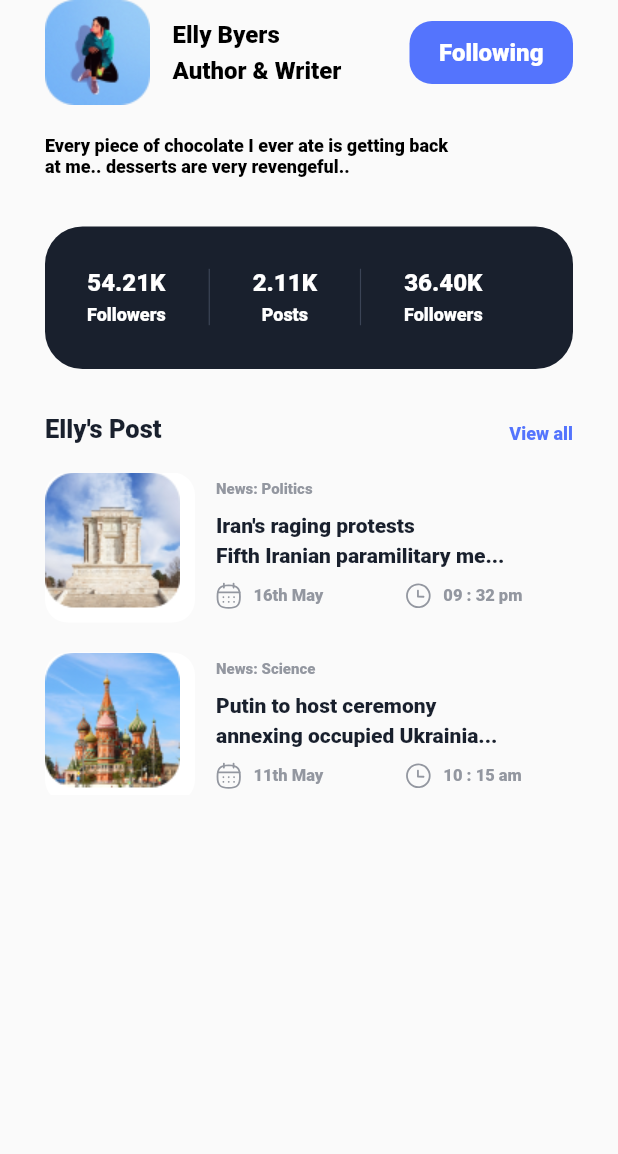
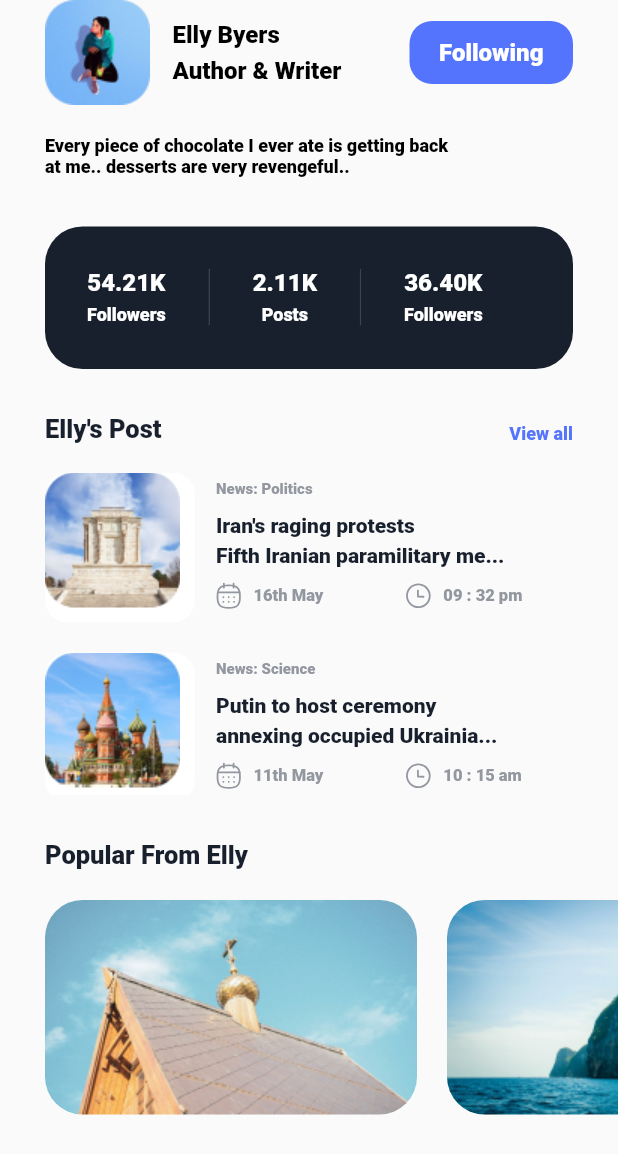
Before and after one commit to Emyeeeel/mobile_news_app, a Flutter app: the screen it shows after launch, on a phone screen of 412 x 824 dp. Shown: the top 1154 px of the screen. Run offline on Flutter 3.47's test engine with Material 2 defaults, Android fonts, the phone set to English and light mode, and no system bars; our stand-ins replace device_preview, flutter_svg; Roboto replaces fonts that are missing (Gellix).

Commit message:
added horizontal listview widget for screen 3 and finalized tha layout for screen 3

```diff
--- a/lib/listviewWidgets.dart
+++ b/lib/listviewWidgets.dart
@@ -716,3 +716,49 @@ class VerticalList_2 extends StatelessWidget {
     );
   }
 }
+
+class HorizontalList3 extends StatelessWidget {
+  @override
+  Widget build(BuildContext context) {
+    return Padding(
+      padding: const EdgeInsets.fromLTRB(0, 0, 20, 0),
+      child: SizedBox(
+          width: 248,
+          height: 143,
+          child: Stack(
+            children: [
+              Container(
+                  width: 248,
+                  height: 143,
+                  decoration: BoxDecoration(
+                      borderRadius: BorderRadius.circular(25),
+                      image: const DecorationImage(
+                          image: AssetImage('assets/png/listview4.png')))),
+            ],
+          )),
+    );
+  }
+}
+
+class HorizontalList3_2 extends StatelessWidget {
+  @override
+  Widget build(BuildContext context) {
+    return Padding(
+      padding: const EdgeInsets.fromLTRB(0, 0, 20, 0),
+      child: SizedBox(
+          width: 248,
+          height: 143,
+          child: Stack(
+            children: [
+              Container(
+                  width: 248,
+                  height: 143,
+                  decoration: BoxDecoration(
+                      borderRadius: BorderRadius.circular(25),
+                      image: const DecorationImage(
+                          image: AssetImage('assets/png/listview4_2.png')))),
+            ],
+          )),
+    );
+  }
+}
--- a/lib/screens/screen3.dart
+++ b/lib/screens/screen3.dart
@@ -15,8 +15,13 @@ class _ProfilescreenState extends State<Profilescreen> {
   Widget build(BuildContext context) {
     return Scaffold(
       body: SafeArea(
+          top: true,
+          left: false,
+          bottom: false,
+          right: false,
           child: Padding(
             padding: const EdgeInsets.fromLTRB(30, 0, 0, 0),
+            child: SingleChildScrollView(
               child: Column(
                 children: [
                   Row(
@@ -284,6 +289,7 @@ class _ProfilescreenState extends State<Profilescreen> {
                     height: 215,
                     child: ListView.builder(
                         itemCount: 3,
+                        shrinkWrap: true,
                         scrollDirection: Axis.vertical,
                         itemBuilder: (context, index) {
                           if (index == 1) {
@@ -293,7 +299,42 @@ class _ProfilescreenState extends State<Profilescreen> {
                           }
                         }),
                   ),
+                  const SizedBox(
+                    height: 30,
+                  ),
+                  const Row(
+                    crossAxisAlignment: CrossAxisAlignment.start,
+                    children: [
+                      Text(
+                        'Popular From Elly',
+                        style: TextStyle(
+                          fontFamily: 'Gellix',
+                          fontSize: 17,
+                          fontWeight: FontWeight.w800,
+                          color: Color(0xFF19202D),
+                        ),
+                      ),
                     ],
+                  ),
+                  const SizedBox(
+                    height: 20,
+                  ),
+                  SizedBox(
+                    height: 143,
+                    child: ListView.builder(
+                        itemCount: 3,
+                        shrinkWrap: true,
+                        scrollDirection: Axis.horizontal,
+                        itemBuilder: (context, index) {
+                          if (index == 1) {
+                            return HorizontalList3_2();
+                          } else {
+                            return HorizontalList3();
+                          }
+                        }),
+                  ),
+                ],
+              ),
             ),
           )),
     );
```
Lines whose indentation alone changed are shown as unchanged.
